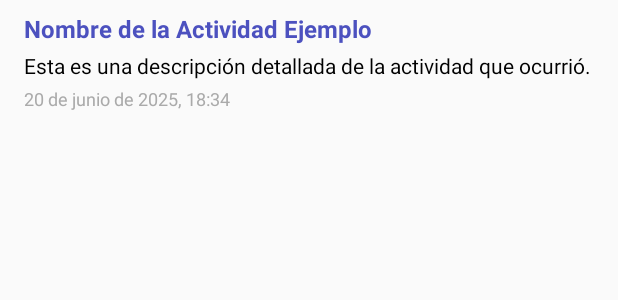
After one commit to McBikan/ProyectoIHC, an Android app: the layout item_history_entry.xml on its own in the app's theme, with its tools: preview values and no code run, on a phone screen of 412 x 824 dp. The commit adds this screen. Shown: the top 300 px of the screen. Run offline under Robolectric (Android 15) with nearby library versions, the light colour scheme and no system bars.

Commit message:
history design added

```diff
--- /dev/null
+++ b/app/src/main/res/layout/item_history_entry.xml
@@ -0,0 +1,39 @@
+<?xml version="1.0" encoding="utf-8"?>
+<LinearLayout
+    xmlns:android="http://schemas.android.com/apk/res/android"
+    android:layout_width="match_parent"
+    android:layout_height="wrap_content"
+    android:orientation="vertical"
+    android:paddingTop="8dp"
+    android:paddingBottom="8dp"
+    android:paddingStart="16dp"
+    android:paddingEnd="16dp">
+
+    <TextView
+        android:id="@+id/activityNameTextView"
+        android:layout_width="wrap_content"
+        android:layout_height="wrap_content"
+        android:textStyle="bold"
+        android:textSize="16sp"
+        android:textColor="@color/primary_blue_dark"
+        android:text="Nombre de la Actividad Ejemplo" />
+
+    <TextView
+        android:id="@+id/activityDescriptionTextView"
+        android:layout_width="wrap_content"
+        android:layout_height="wrap_content"
+        android:layout_marginTop="4dp"
+        android:textSize="14sp"
+        android:textColor="@color/black"
+        android:text="Esta es una descripción detallada de la actividad que ocurrió." />
+
+    <TextView
+        android:id="@+id/activityTimestampTextView"
+        android:layout_width="wrap_content"
+        android:layout_height="wrap_content"
+        android:layout_marginTop="4dp"
+        android:textSize="12sp"
+        android:textColor="@android:color/darker_gray"
+        android:text="20 de junio de 2025, 18:34" />
+
+</LinearLayout>
```
Also changed, not shown: app/src/main/res/layout/fragment_historial.xml (+24 -3 lines).
